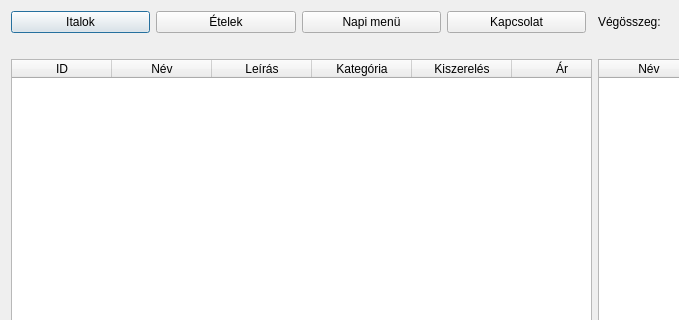
Qt form view/menu.ui (Atis0505/Restaurant) before a commit; both pictures show x 0 to 679 and y 0 to 320 of the 865 by 572 pixel window.
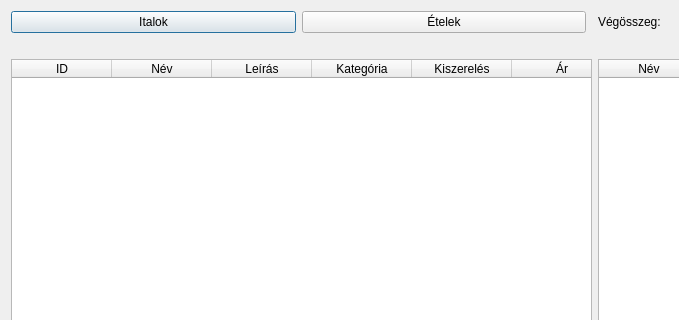
The same form after that commit.

What changed in the file:
```diff
--- a/view/menu.ui
+++ b/view/menu.ui
@@ -96,20 +96,6 @@
                             </property>
                         </widget>
                     </item>
-                    <item>
-                        <widget class="QPushButton" name="btn_menu">
-                            <property name="text">
-                                <string>Napi menü</string>
-                            </property>
-                        </widget>
-                    </item>
-                    <item>
-                        <widget class="QPushButton" name="btn_contact">
-                            <property name="text">
-                                <string>Kapcsolat</string>
-                            </property>
-                        </widget>
-                    </item>
                 </layout>
             </item>
             <item row="8" column="4" colspan="2">
```
